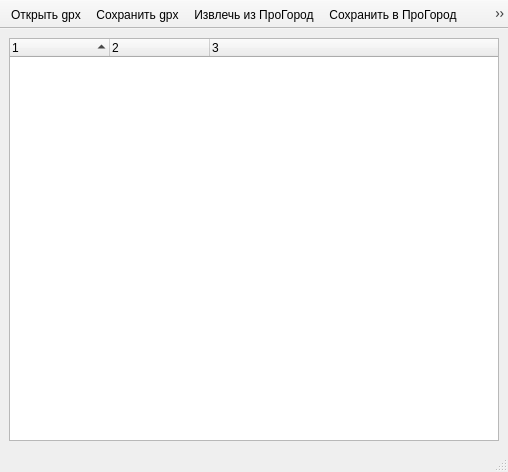
This is ui/mainwindow.ui in aunoor/pgfconverter as Qt 5 draws it before an edit. The edited form follows.
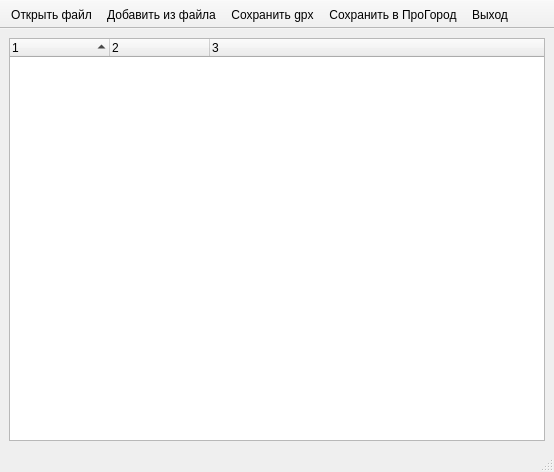
This is the edited form.

```diff
--- a/ui/mainwindow.ui
+++ b/ui/mainwindow.ui
@@ -6,7 +6,7 @@
    <rect>
     <x>0</x>
     <y>0</y>
-    <width>508</width>
+    <width>554</width>
     <height>472</height>
    </rect>
   </property>
@@ -71,22 +71,12 @@
    <attribute name="toolBarBreak">
     <bool>false</bool>
    </attribute>
-   <addaction name="action_open_gpx"/>
+   <addaction name="action_open_file"/>
+   <addaction name="action_append_from_file"/>
    <addaction name="action_save_gpx"/>
-   <addaction name="action_import_fav"/>
    <addaction name="action_export_fav"/>
    <addaction name="action_exit"/>
   </widget>
-  <action name="action_open_gpx">
-   <property name="text">
-    <string>Открыть gpx</string>
-   </property>
-  </action>
-  <action name="action_import_fav">
-   <property name="text">
-    <string>Извлечь из ПроГород</string>
-   </property>
-  </action>
   <action name="action_export_fav">
    <property name="text">
     <string>Сохранить в ПроГород</string>
@@ -112,6 +102,24 @@
     <string>Сбросить выбор</string>
    </property>
   </action>
+  <action name="action_append_from_file">
+   <property name="text">
+    <string>Добавить из файла</string>
+   </property>
+   <property name="toolTip">
+    <string>Добавить из файла</string>
+   </property>
+  </action>
+  <action name="action_open_file">
+   <property name="text">
+    <string>Открыть файл</string>
+   </property>
+  </action>
+  <action name="action_del_from_list">
+   <property name="text">
+    <string>Удалить из списка</string>
+   </property>
+  </action>
  </widget>
  <resources/>
  <connections/>
```
Left out of the diff: 3 changed lines with no effect on the pictures.
